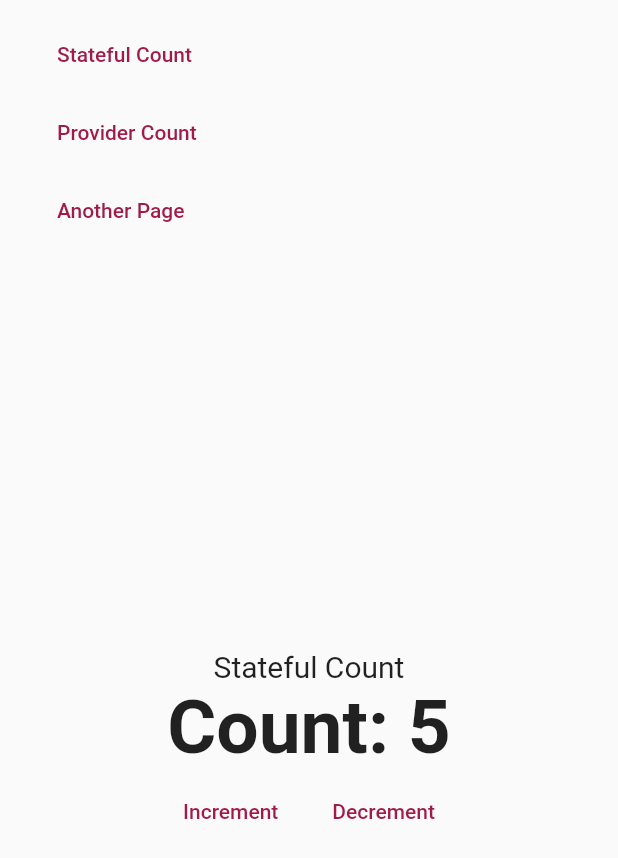
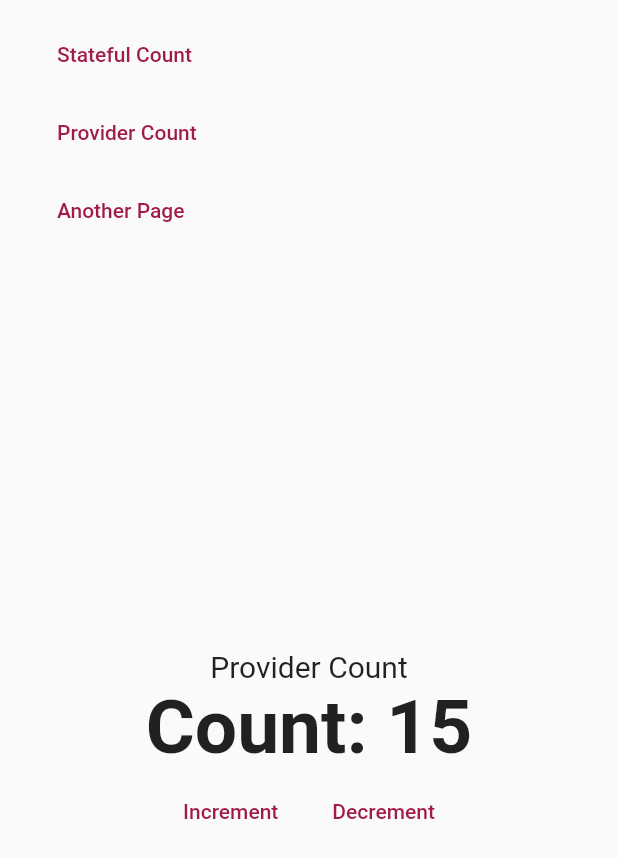
Before and after one commit to emmanuelbeltre/counter-web-app, a Flutter app: the screen it shows after launch, after a tap on "Provider Count", on a phone screen of 412 x 824 dp. Shown: the top 858 px of the screen. Run offline on Flutter 3.47's test engine with Material 2 defaults, Android fonts, the phone set to English and light mode, and no system bars; our stand-ins replace fluro, get_it; missing offline and left inert: dart:js.

Commit message:
navigation witth fluroRouter implemented

```diff
--- a/lib/router/router.dart
+++ b/lib/router/router.dart
@@ -1,3 +1,4 @@
+import 'package:bases_web/ui/views/counter_provider_view.dart';
 import 'package:bases_web/ui/views/counter_view.dart';
 import 'package:fluro/fluro.dart';
 
@@ -5,10 +6,23 @@ class Flurorouter {
   static final FluroRouter router = FluroRouter();
 
   static void configureRoutes() {
-    router.define('/', handler: _counterHandler);
+    router.define('/',
+        handler: _counterHandler, transitionType: TransitionType.fadeIn);
+    router.define('/stateful',
+        handler: _counterStatefulHandler,
+        transitionType: TransitionType.fadeIn);
+    router.define('/provider',
+        handler: _counterProviderHandler,
+        transitionType: TransitionType.fadeIn);
   }
 
 //Handlers o manejadores
   static Handler _counterHandler =
       new Handler(handlerFunc: (context, params) => CounterView());
+//Handlers o manejadores
+  static Handler _counterStatefulHandler =
+      new Handler(handlerFunc: (context, params) => CounterView());
+//Handlers o manejadores
+  static Handler _counterProviderHandler =
+      new Handler(handlerFunc: (context, params) => CounterProviderView());
 }
```
